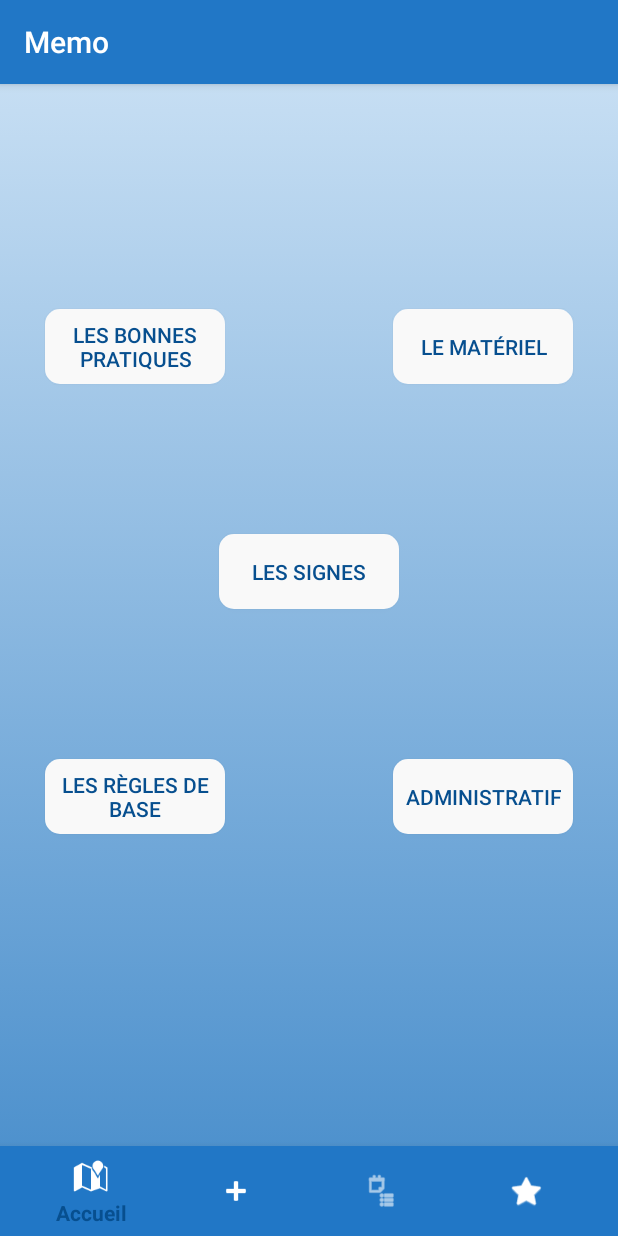
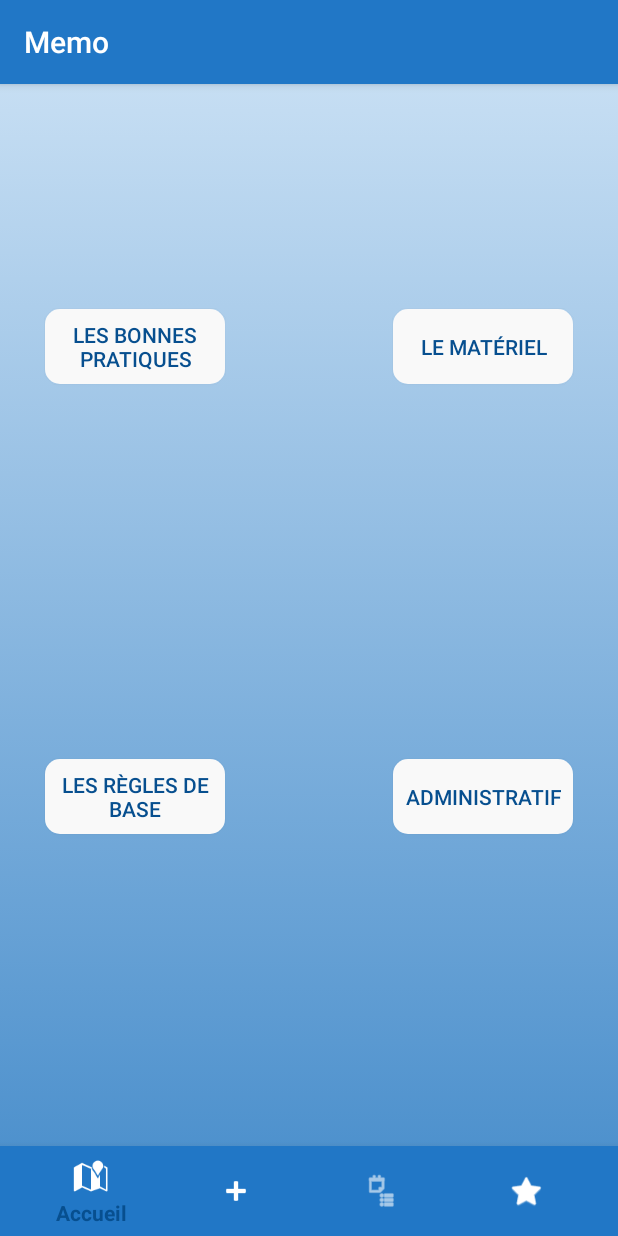
Before and after one commit to GuillaumeFeltrin/InToDeep, an Android app: the MemoActivity screen opened directly, with no data from a screen before it, on a phone screen of 412 x 824 dp. Run offline under Robolectric (Android 15) with nearby library versions, the phone set to English and light mode, and no system bars.

Commit message:
Dell sign activity

```diff
--- a/app/src/main/res/layout/activity_memo.xml
+++ b/app/src/main/res/layout/activity_memo.xml
@@ -37,12 +37,12 @@
         android:layout_width="120dp"
         android:layout_height="50dp"
         android:layout_marginStart="30dp"
-        android:layout_marginTop="100dp"
+        android:layout_marginTop="250dp"
         android:background="@drawable/layout_bg"
         android:text="@string/basics"
         android:textColor="@color/background_login_static3"
         app:layout_constraintStart_toStartOf="parent"
-        app:layout_constraintTop_toBottomOf="@+id/buttonSigns" />
+        app:layout_constraintTop_toBottomOf="@+id/buttonPratiques" />
 
     <Button
         android:id="@+id/buttonMaterials"
@@ -60,26 +60,12 @@
         android:id="@+id/buttonAdmin"
         android:layout_width="120dp"
         android:layout_height="50dp"
-        android:layout_marginTop="100dp"
+        android:layout_marginTop="250dp"
         android:layout_marginEnd="30dp"
         android:background="@drawable/layout_bg"
         android:text="@string/administration"
         android:textColor="@color/background_login_static3"
         app:layout_constraintEnd_toEndOf="parent"
-        app:layout_constraintTop_toBottomOf="@+id/buttonSigns" />
-
-    <Button
-        android:id="@+id/buttonSigns"
-        android:layout_width="120dp"
-        android:layout_height="50dp"
-        android:layout_marginStart="161dp"
-        android:layout_marginTop="100dp"
-        android:layout_marginEnd="161dp"
-        android:background="@drawable/layout_bg"
-        android:text="@string/signs"
-        android:textColor="@color/background_login_static3"
-        app:layout_constraintEnd_toEndOf="parent"
-        app:layout_constraintStart_toStartOf="parent"
-        app:layout_constraintTop_toBottomOf="@+id/buttonPratiques" />
+        app:layout_constraintTop_toBottomOf="@+id/buttonMaterials" />
 
 </androidx.constraintlayout.widget.ConstraintLayout>
```
